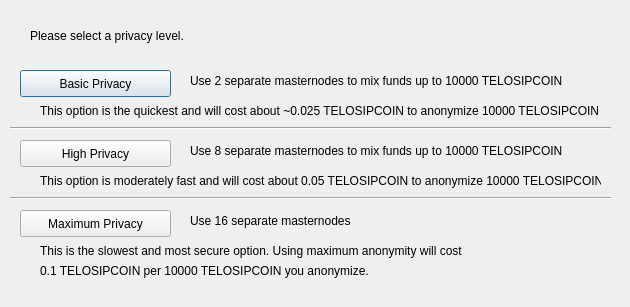
The window that src/qt/forms/obfuscationconfig.ui (phoenixkonsole/transcendence) describes before a commit, drawn with Qt 5.
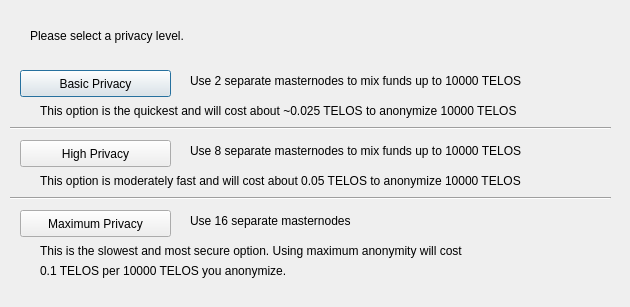
The same window after the commit.

What changed in the file:
```diff
--- a/src/qt/forms/obfuscationconfig.ui
+++ b/src/qt/forms/obfuscationconfig.ui
@@ -75,7 +75,7 @@
     </rect>
    </property>
    <property name="text">
-    <string>Use 2 separate masternodes to mix funds up to 10000 TELOSIPCOIN</string>
+    <string>Use 2 separate masternodes to mix funds up to 10000 TELOS</string>
    </property>
   </widget>
   <widget class="QLabel" name="label_3">
@@ -88,7 +88,7 @@
     </rect>
    </property>
    <property name="text">
-    <string>Use 8 separate masternodes to mix funds up to 10000 TELOSIPCOIN</string>
+    <string>Use 8 separate masternodes to mix funds up to 10000 TELOS</string>
    </property>
   </widget>
   <widget class="QLabel" name="label_4">
@@ -114,7 +114,7 @@
     </rect>
    </property>
    <property name="text">
-    <string>This option is the quickest and will cost about ~0.025 TELOSIPCOIN to anonymize 10000 TELOSIPCOIN</string>
+    <string>This option is the quickest and will cost about ~0.025 TELOS to anonymize 10000 TELOS</string>
    </property>
   </widget>
   <widget class="QLabel" name="label_7">
@@ -127,7 +127,7 @@
     </rect>
    </property>
    <property name="text">
-    <string>This option is moderately fast and will cost about 0.05 TELOSIPCOIN to anonymize 10000 TELOSIPCOIN</string>
+    <string>This option is moderately fast and will cost about 0.05 TELOS to anonymize 10000 TELOS</string>
    </property>
   </widget>
   <widget class="QLabel" name="label_8">
@@ -153,7 +153,7 @@
     </rect>
    </property>
    <property name="text">
-    <string>0.1 TELOSIPCOIN per 10000 TELOSIPCOIN you anonymize.</string>
+    <string>0.1 TELOS per 10000 TELOS you anonymize.</string>
    </property>
   </widget>
   <widget class="Line" name="line">
```
